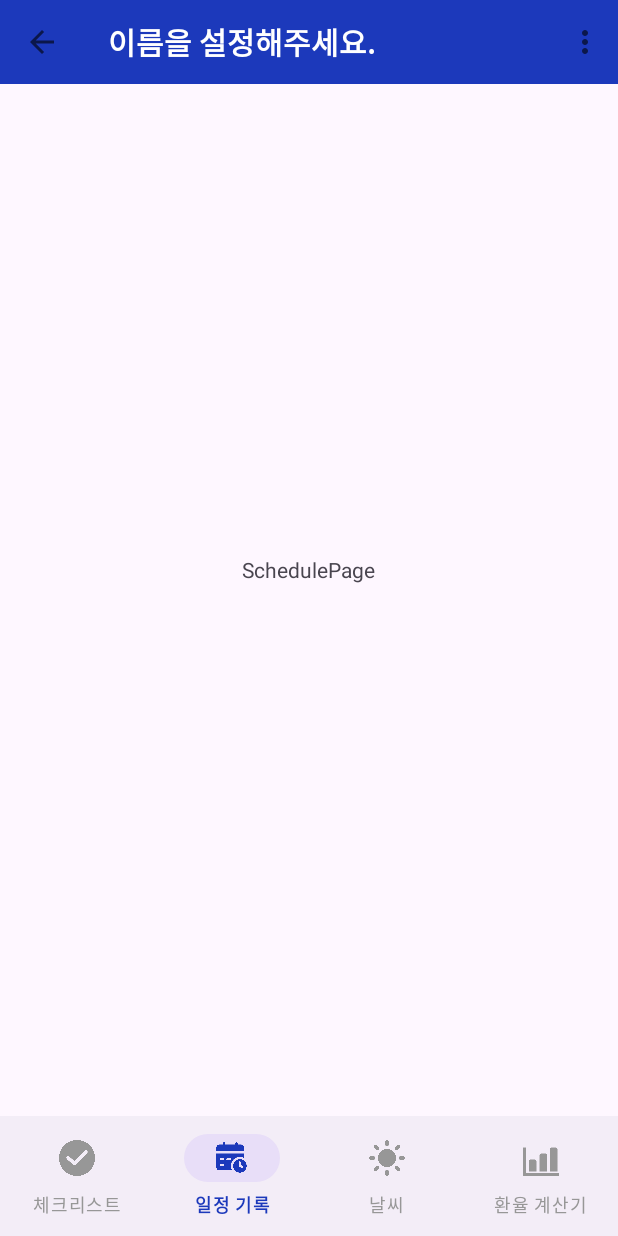
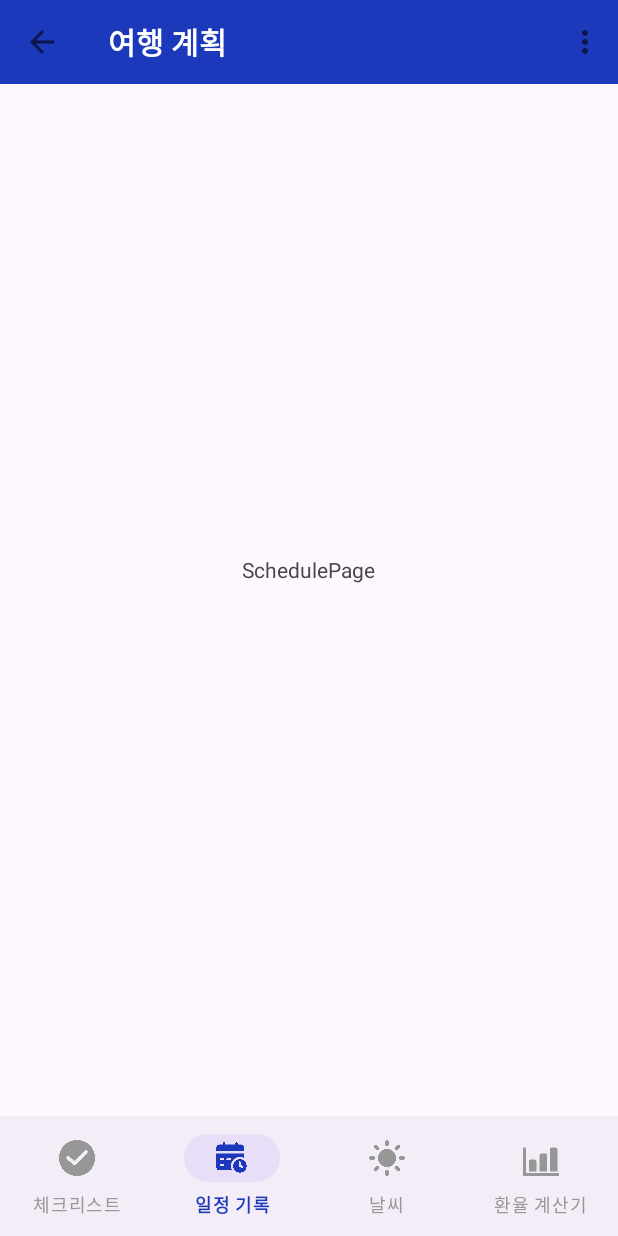
Before and after one commit to ysy7838/mobile-software-project, an Android app: the PageThreetoSixActivity screen opened directly, with no data from a screen before it, item 2 of the bottom bar chosen, on a phone screen of 412 x 824 dp. Run offline under Robolectric (Android 15) with nearby library versions, the light colour scheme and no system bars.

Commit message:
하드 코딩 문자열 수정

```diff
--- a/app/src/main/java/com/example/mobilesoftware_project/PageThreetoSixActivity.kt
+++ b/app/src/main/java/com/example/mobilesoftware_project/PageThreetoSixActivity.kt
@@ -27,7 +27,6 @@ class PageThreetoSixActivity : AppCompatActivity() {
         supportActionBar?.setDisplayShowTitleEnabled(false)     // toolbar 기본 타이틀 안 보이게
         supportActionBar?.setDisplayHomeAsUpEnabled(true)       // 뒤로 가기 버튼을 만듦
 
-
         val fragments: List<Fragment>                           // 프래그먼트를 리스트로 만듦
         = listOf(FragmentCheck(), FragmentSchedule(), FragmentWeather(), FragmentExchangeRate())
 
@@ -35,36 +34,35 @@ class PageThreetoSixActivity : AppCompatActivity() {
         for (i: Int in 0..3) {                                   // 각각의 프래그먼트를 추가
             transaction.add(R.id.menu_frame_layout, fragments[i])
         }
-        transaction.commit()                                            // 적용
-
-
+        transaction.commit()
+        // 적용
         binding.menuBottomNavigation.run {          // 아래 메뉴를 선택했을 때 실행
             setOnItemSelectedListener {
                 val trans = supportFragmentManager.beginTransaction()   // commit 한 번 하면 다시 선언해줘야 함
                 var choice = 0                                          // 선택에 따라 달라지는 변수 선언
                 when (it.itemId) {
                     R.id.bottomMenu_checklist -> {                      // 여행 체크리스트를 선택했을 때
-                        binding.ToolbarTitle.text = "여행 체크리스트"     // 타이틀도 바꿈 -> 이것도 프래그먼트에 추가하고 싶으면 그렇게 수정할 것 (회의해야 함)
+                        binding.ToolbarTitle.text = getString(R.string.CheckPage)      // 타이틀도 바꿈 -> 이것도 프래그먼트에 추가하고 싶으면 그렇게 수정할 것 (회의해야 함)
                         choice = CHECK                                  // 값을 CHECK로 바꿈
                         showAndHide(choice, fragments, trans)           // 선택된 프래그먼트는 show, 아닌 것은 hide 하고 commit 하는 함수
                     }
                     R.id.bottomMenu_schedule -> {                       // 스케줄을 선택했을 때
-                        binding.ToolbarTitle.text = "이름을 설정해주세요."
+                        binding.ToolbarTitle.text = getString(R.string.SchedulePage)
                         choice = SCHEDULE
                         showAndHide(choice, fragments, trans)
                     }
                     R.id.bottomMenu_weather -> {                        // 날씨를 선택했을 때
-                        binding.ToolbarTitle.text = "날씨"
+                        binding.ToolbarTitle.text = getString(R.string.WeatherPage)
                         choice = WEATHER
                         showAndHide(choice, fragments, trans)
                     }
                     R.id.bottomMenu_exchange_rate -> {                  // 환율 계산기를 선택했을 때
-                        binding.ToolbarTitle.text = "환율 계산기"
+                        binding.ToolbarTitle.text = getString(R.string.ExchangePage)
                         choice = EXCHANGE
                         showAndHide(choice, fragments, trans)
                     }
                     else -> {                                           // 그 외의 경우가 발생하면
-                        Log.d("error", "오류가 발생하였습니다.")
+                        Log.d("error", "@string/Error")
                     }
                 }
                 true                                // return type이 boolean이라 사용
@@ -78,6 +76,7 @@ class PageThreetoSixActivity : AppCompatActivity() {
         inflater.inflate(R.menu.menu_main_top, menu)                    // menu/more_menu_top.xml의 내용을 표시
         return super.onCreateOptionsMenu(menu)
     }
+
     override fun onOptionsItemSelected(item: MenuItem): Boolean {       // 툴바에 있는 게 선택 되었을 때
         when(item.itemId) {                         // 뒤로가기 버튼이 선택되었을 때
             android.R.id.home -> {                  // 여기에서 지금까지 한 거 저장하고 finish 해야 함
@@ -108,5 +107,4 @@ class PageThreetoSixActivity : AppCompatActivity() {
         }
         trans.commit()
     }
-
 }
--- a/app/src/main/res/layout/page_three_main.xml
+++ b/app/src/main/res/layout/page_three_main.xml
@@ -24,7 +24,7 @@
                 android:layout_width="wrap_content"
                 android:layout_height="wrap_content"
                 android:layout_gravity="center_vertical"
-                android:text="@string/PageThreeTitle" />
+                android:text="@string/CheckPage" />
 
         </androidx.appcompat.widget.Toolbar>
     </com.google.android.material.appbar.AppBarLayout>
--- a/app/src/main/res/values/strings.xml
+++ b/app/src/main/res/values/strings.xml
@@ -7,6 +7,10 @@
     <string name="EmptyView">여행 계획이 없습니다.</string>
 
     <!-- pageThree 관련 String -->
-    <string name="PageThreeTitle">"여행 체크리스트"</string>
+    <string name="CheckPage">"여행 체크리스트"</string>
+    <string name="SchedulePage">"여행 계획"</string>
+    <string name="WeatherPage">"날씨"</string>
+    <string name="ExchangePage">"환율 계산기"</string>
+    <string name="Error">"오류가 발생하였습니다."</string>
 
 </resources>
```
